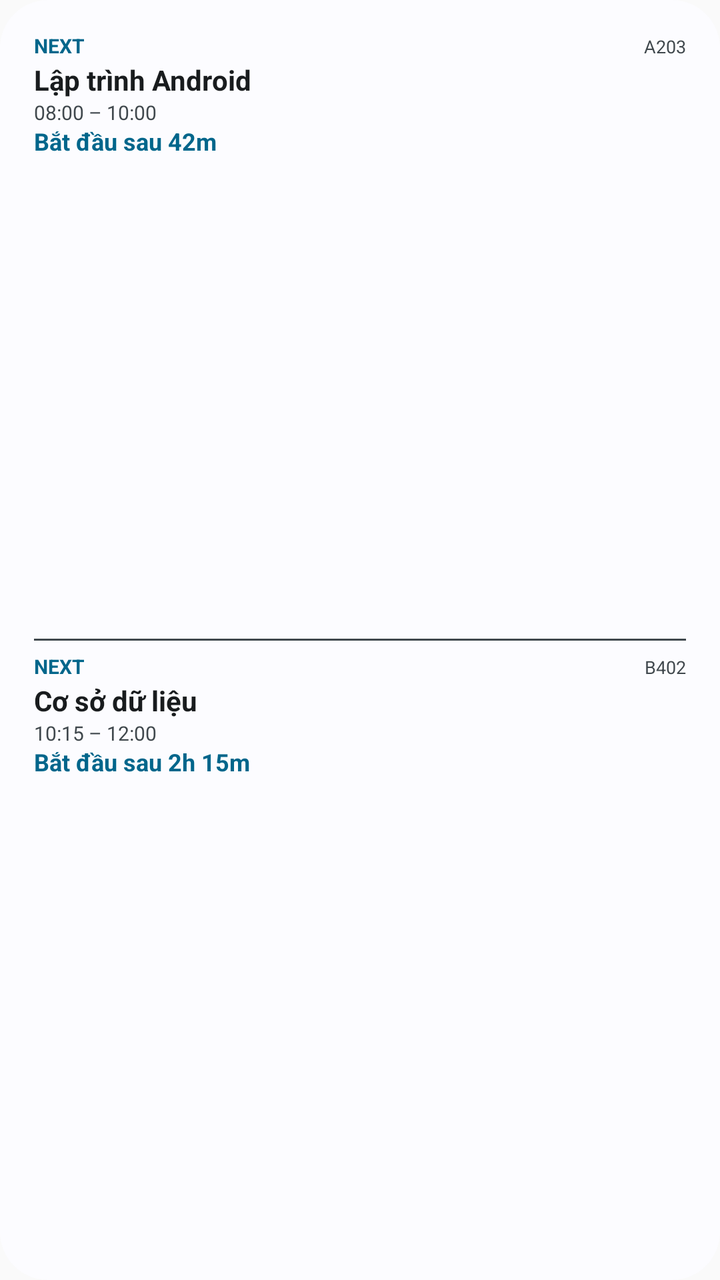
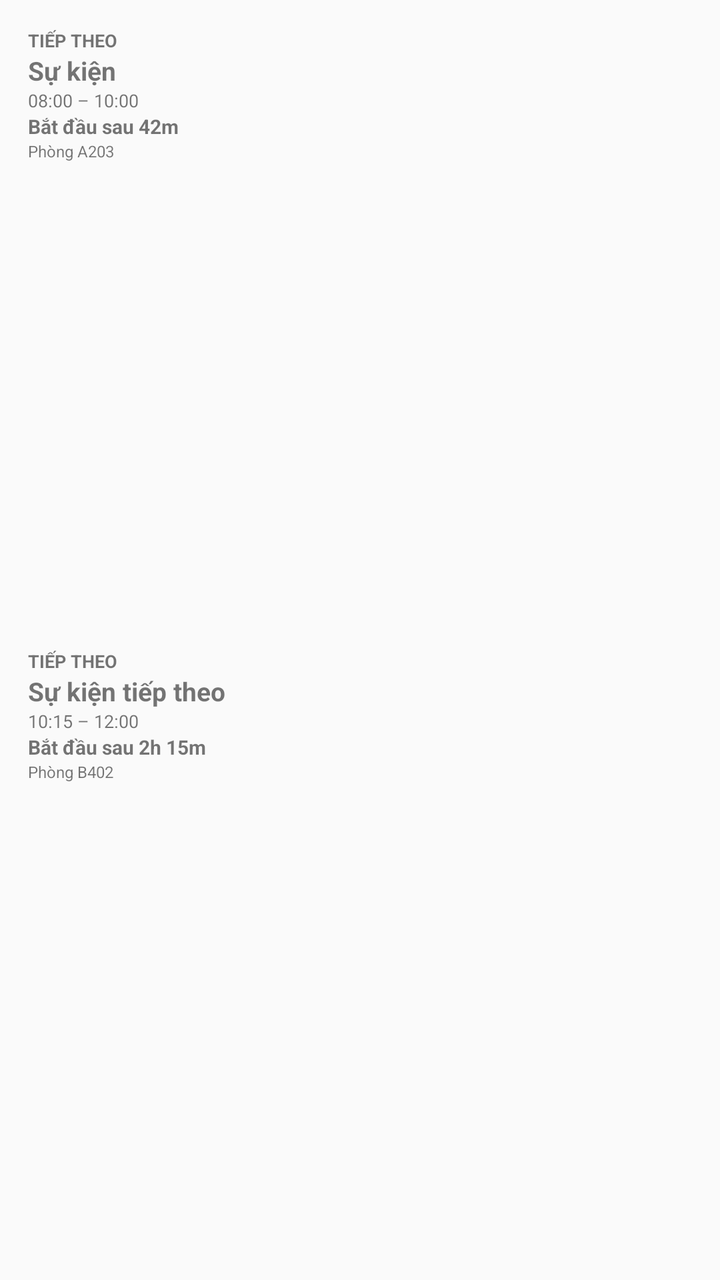

An Android layout rendered at two revisions. The XML below is the earlier revision; the diff shows what the commit changed to produce the second picture.
<!-- AndroidManifest.xml: application theme Theme.Nexta -->
<!-- res/layout/nexta_widget.xml -->
<?xml version="1.0" encoding="utf-8"?>
<LinearLayout xmlns:android="http://schemas.android.com/apk/res/android"
    android:id="@+id/widget_root"
    android:layout_width="match_parent"
    android:layout_height="match_parent"
    android:orientation="vertical"
    android:padding="10dp"
    android:background="@drawable/nexta_widget_background">

    <LinearLayout
        android:layout_width="match_parent"
        android:layout_height="0dp"
        android:layout_weight="1"
        android:orientation="vertical"
        android:padding="7dp">

        <LinearLayout
            android:layout_width="match_parent"
            android:layout_height="wrap_content"
            android:gravity="center_vertical">
            <TextView
                android:id="@+id/widget_status_1"
                android:layout_width="0dp"
                android:layout_height="wrap_content"
                android:layout_weight="1"
                android:includeFontPadding="false"
                android:text="NEXT"
                android:textColor="@color/nexta_widget_accent"
                android:textSize="10sp"
                android:textStyle="bold" />
            <TextView
                android:id="@+id/widget_location_1"
                android:layout_width="wrap_content"
                android:layout_height="wrap_content"
                android:maxLines="1"
                android:ellipsize="end"
                android:text="A203"
                android:textColor="@color/nexta_widget_secondary"
                android:textSize="9sp" />
        </LinearLayout>

        <TextView
            android:id="@+id/widget_title_1"
            android:layout_width="match_parent"
            android:layout_height="wrap_content"
            android:layout_marginTop="3dp"
            android:includeFontPadding="false"
            android:maxLines="1"
            android:ellipsize="end"
            android:text="Lập trình Android"
            android:textColor="@color/nexta_widget_on_container"
            android:textSize="14sp"
            android:textStyle="bold" />

        <TextView
            android:id="@+id/widget_time_1"
            android:layout_width="match_parent"
            android:layout_height="wrap_content"
            android:layout_marginTop="2dp"
            android:includeFontPadding="false"
            android:text="08:00 – 10:00"
            android:textColor="@color/nexta_widget_secondary"
            android:textSize="10sp" />

        <TextView
            android:id="@+id/widget_countdown_1"
            android:layout_width="match_parent"
            android:layout_height="wrap_content"
            android:layout_marginTop="2dp"
            android:includeFontPadding="false"
            android:text="Bắt đầu sau 42m"
            android:textColor="@color/nexta_widget_accent"
            android:textSize="12sp"
            android:textStyle="bold" />

        <TextView
            android:id="@+id/widget_note_1"
            android:layout_width="match_parent"
            android:layout_height="wrap_content"
            android:layout_marginTop="1dp"
            android:includeFontPadding="false"
            android:maxLines="1"
            android:ellipsize="end"
            android:text="Ghi chú"
            android:textColor="@color/nexta_widget_muted"
            android:textSize="9sp"
            android:visibility="gone" />
    </LinearLayout>

    <View
        android:layout_width="match_parent"
        android:layout_height="1dp"
        android:layout_marginHorizontal="7dp"
        android:background="@color/nexta_widget_secondary" />

    <LinearLayout
        android:layout_width="match_parent"
        android:layout_height="0dp"
        android:layout_weight="1"
        android:orientation="vertical"
        android:padding="7dp">

        <LinearLayout
            android:layout_width="match_parent"
            android:layout_height="wrap_content"
            android:gravity="center_vertical">
            <TextView
                android:id="@+id/widget_status_2"
                android:layout_width="0dp"
                android:layout_height="wrap_content"
                android:layout_weight="1"
                android:includeFontPadding="false"
                android:text="NEXT"
                android:textColor="@color/nexta_widget_accent"
                android:textSize="10sp"
                android:textStyle="bold" />
            <TextView
                android:id="@+id/widget_location_2"
                android:layout_width="wrap_content"
                android:layout_height="wrap_content"
                android:maxLines="1"
                android:ellipsize="end"
                android:text="B402"
                android:textColor="@color/nexta_widget_secondary"
                android:textSize="9sp" />
        </LinearLayout>

        <TextView
            android:id="@+id/widget_title_2"
            android:layout_width="match_parent"
            android:layout_height="wrap_content"
            android:layout_marginTop="3dp"
            android:includeFontPadding="false"
            android:maxLines="1"
            android:ellipsize="end"
            android:text="Cơ sở dữ liệu"
            android:textColor="@color/nexta_widget_on_container"
            android:textSize="14sp"
            android:textStyle="bold" />

        <TextView
            android:id="@+id/widget_time_2"
            android:layout_width="match_parent"
            android:layout_height="wrap_content"
            android:layout_marginTop="2dp"
            android:includeFontPadding="false"
            android:text="10:15 – 12:00"
            android:textColor="@color/nexta_widget_secondary"
            android:textSize="10sp" />

        <TextView
            android:id="@+id/widget_countdown_2"
            android:layout_width="match_parent"
            android:layout_height="wrap_content"
            android:layout_marginTop="2dp"
            android:includeFontPadding="false"
            android:text="Bắt đầu sau 2h 15m"
            android:textColor="@color/nexta_widget_accent"
            android:textSize="12sp"
            android:textStyle="bold" />

        <TextView
            android:id="@+id/widget_note_2"
            android:layout_width="match_parent"
            android:layout_height="wrap_content"
            android:layout_marginTop="1dp"
            android:includeFontPadding="false"
            android:maxLines="1"
            android:ellipsize="end"
            android:text="Ghi chú"
            android:textColor="@color/nexta_widget_muted"
            android:textSize="9sp"
            android:visibility="gone" />
    </LinearLayout>

</LinearLayout>
<!-- resources referenced by this layout -->
<resources>
  <color name="nexta_widget_accent">#6750A4</color>
  <color name="nexta_widget_muted">#625B71</color>
  <color name="nexta_widget_on_container">#1D192B</color>
  <color name="nexta_widget_secondary">#625B71</color>
  <!-- drawable nexta_widget_background (drawable) -->
  <?xml version="1.0" encoding="utf-8"?>
  <shape xmlns:android="http://schemas.android.com/apk/res/android">
      <corners android:radius="24dp" />
      <solid android:color="@color/nexta_widget_container" />
  </shape>
  <style name="Theme.Nexta" parent="android:Theme.Material.Light.NoActionBar" />
  <color name="nexta_widget_container">#F7F2FA</color>
</resources>

<!-- the commit's change to res/layout/nexta_widget.xml (unified diff, before → after) -->
@@ -4,172 +4,127 @@
     android:layout_width="match_parent"
     android:layout_height="match_parent"
     android:orientation="vertical"
-    android:padding="10dp"
-    android:background="@drawable/nexta_widget_background">
+    android:padding="10dp">
 
     <LinearLayout
         android:layout_width="match_parent"
         android:layout_height="0dp"
         android:layout_weight="1"
         android:orientation="vertical"
-        android:padding="7dp">
+        android:padding="4dp">
 
-        <LinearLayout
+        <TextView
+            android:id="@+id/widget_status_1"
             android:layout_width="match_parent"
             android:layout_height="wrap_content"
-            android:gravity="center_vertical">
-            <TextView
-                android:id="@+id/widget_status_1"
-                android:layout_width="0dp"
-                android:layout_height="wrap_content"
-                android:layout_weight="1"
-                android:includeFontPadding="false"
-                android:text="NEXT"
-                android:textColor="@color/nexta_widget_accent"
-                android:textSize="10sp"
-                android:textStyle="bold" />
-            <TextView
-                android:id="@+id/widget_location_1"
-                android:layout_width="wrap_content"
-                android:layout_height="wrap_content"
-                android:maxLines="1"
-                android:ellipsize="end"
-                android:text="A203"
-                android:textColor="@color/nexta_widget_secondary"
-                android:textSize="9sp" />
-        </LinearLayout>
+            android:text="TIẾP THEO"
+            android:textSize="9sp"
+            android:textStyle="bold" />
 
         <TextView
             android:id="@+id/widget_title_1"
             android:layout_width="match_parent"
             android:layout_height="wrap_content"
-            android:layout_marginTop="3dp"
-            android:includeFontPadding="false"
             android:maxLines="1"
-            android:ellipsize="end"
-            android:text="Lập trình Android"
-            android:textColor="@color/nexta_widget_on_container"
-            android:textSize="14sp"
+            android:text="Sự kiện"
+            android:textSize="13sp"
             android:textStyle="bold" />
 
         <TextView
             android:id="@+id/widget_time_1"
             android:layout_width="match_parent"
             android:layout_height="wrap_content"
-            android:layout_marginTop="2dp"
-            android:includeFontPadding="false"
+            android:maxLines="1"
             android:text="08:00 – 10:00"
-            android:textColor="@color/nexta_widget_secondary"
-            android:textSize="10sp" />
+            android:textSize="9sp" />
 
         <TextView
             android:id="@+id/widget_countdown_1"
             android:layout_width="match_parent"
             android:layout_height="wrap_content"
-            android:layout_marginTop="2dp"
-            android:includeFontPadding="false"
+            android:maxLines="1"
             android:text="Bắt đầu sau 42m"
-            android:textColor="@color/nexta_widget_accent"
-            android:textSize="12sp"
+            android:textSize="10sp"
             android:textStyle="bold" />
+
+        <TextView
+            android:id="@+id/widget_location_1"
+            android:layout_width="match_parent"
+            android:layout_height="wrap_content"
+            android:maxLines="1"
+            android:text="Phòng A203"
+            android:textSize="8sp" />
 
         <TextView
             android:id="@+id/widget_note_1"
             android:layout_width="match_parent"
             android:layout_height="wrap_content"
-            android:layout_marginTop="1dp"
-            android:includeFontPadding="false"
             android:maxLines="1"
-            android:ellipsize="end"
             android:text="Ghi chú"
-            android:textColor="@color/nexta_widget_muted"
-            android:textSize="9sp"
+            android:textSize="8sp"
             android:visibility="gone" />
     </LinearLayout>
 
     <View
         android:layout_width="match_parent"
-        android:layout_height="1dp"
-        android:layout_marginHorizontal="7dp"
-        android:background="@color/nexta_widget_secondary" />
+        android:layout_height="1dp" />
 
     <LinearLayout
         android:layout_width="match_parent"
         android:layout_height="0dp"
         android:layout_weight="1"
         android:orientation="vertical"
-        android:padding="7dp">
+        android:padding="4dp">
 
-        <LinearLayout
+        <TextView
+            android:id="@+id/widget_status_2"
             android:layout_width="match_parent"
             android:layout_height="wrap_content"
-            android:gravity="center_vertical">
-            <TextView
-                android:id="@+id/widget_status_2"
-                android:layout_width="0dp"
-                android:layout_height="wrap_content"
-                android:layout_weight="1"
-                android:includeFontPadding="false"
-                android:text="NEXT"
-                android:textColor="@color/nexta_widget_accent"
-                android:textSize="10sp"
-                android:textStyle="bold" />
-            <TextView
-                android:id="@+id/widget_location_2"
-                android:layout_width="wrap_content"
-                android:layout_height="wrap_content"
-                android:maxLines="1"
-                android:ellipsize="end"
-                android:text="B402"
-                android:textColor="@color/nexta_widget_secondary"
-                android:textSize="9sp" />
-        </LinearLayout>
+            android:text="TIẾP THEO"
+            android:textSize="9sp"
+            android:textStyle="bold" />
 
         <TextView
             android:id="@+id/widget_title_2"
             android:layout_width="match_parent"
             android:layout_height="wrap_content"
-            android:layout_marginTop="3dp"
-            android:includeFontPadding="false"
             android:maxLines="1"
-            android:ellipsize="end"
-            android:text="Cơ sở dữ liệu"
-            android:textColor="@color/nexta_widget_on_container"
-            android:textSize="14sp"
+            android:text="Sự kiện tiếp theo"
+            android:textSize="13sp"
             android:textStyle="bold" />
 
         <TextView
             android:id="@+id/widget_time_2"
             android:layout_width="match_parent"
             android:layout_height="wrap_content"
-            android:layout_marginTop="2dp"
-            android:includeFontPadding="false"
+            android:maxLines="1"
             android:text="10:15 – 12:00"
-            android:textColor="@color/nexta_widget_secondary"
-            android:textSize="10sp" />
+            android:textSize="9sp" />
 
         <TextView
             android:id="@+id/widget_countdown_2"
             android:layout_width="match_parent"
             android:layout_height="wrap_content"
-            android:layout_marginTop="2dp"
-            android:includeFontPadding="false"
+            android:maxLines="1"
             android:text="Bắt đầu sau 2h 15m"
-            android:textColor="@color/nexta_widget_accent"
-            android:textSize="12sp"
+            android:textSize="10sp"
             android:textStyle="bold" />
+
+        <TextView
+            android:id="@+id/widget_location_2"
+            android:layout_width="match_parent"
+            android:layout_height="wrap_content"
+            android:maxLines="1"
+            android:text="Phòng B402"
+            android:textSize="8sp" />
 
         <TextView
             android:id="@+id/widget_note_2"
             android:layout_width="match_parent"
             android:layout_height="wrap_content"
-            android:layout_marginTop="1dp"
-            android:includeFontPadding="false"
             android:maxLines="1"
-            android:ellipsize="end"
             android:text="Ghi chú"
-            android:textColor="@color/nexta_widget_muted"
-            android:textSize="9sp"
+            android:textSize="8sp"
             android:visibility="gone" />
     </LinearLayout>
 
<!-- resource entries referenced after the edit -->
@@ -1,16 +1,5 @@
 <!-- resources referenced by this layout -->
 <resources>
-  <color name="nexta_widget_accent">#6750A4</color>
-  <color name="nexta_widget_muted">#625B71</color>
-  <color name="nexta_widget_on_container">#1D192B</color>
-  <color name="nexta_widget_secondary">#625B71</color>
-  <!-- drawable nexta_widget_background (drawable) -->
-  <?xml version="1.0" encoding="utf-8"?>
-  <shape xmlns:android="http://schemas.android.com/apk/res/android">
-      <corners android:radius="24dp" />
-      <solid android:color="@color/nexta_widget_container" />
-  </shape>
   <style name="Theme.Nexta" parent="android:Theme.Material.Light.NoActionBar" />
-  <color name="nexta_widget_container">#F7F2FA</color>
 </resources>
 
